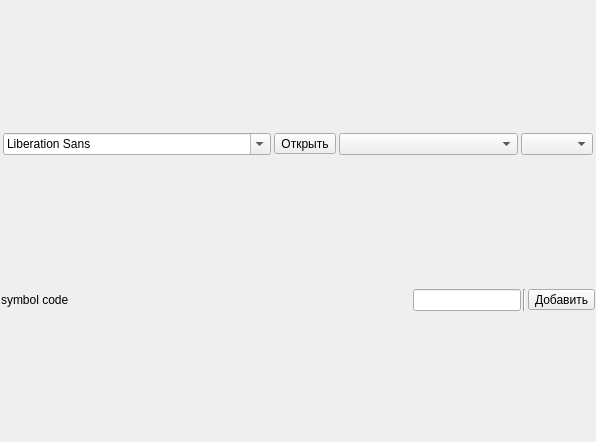
Above: ui/fontWidget.ui from Llerr/FontCreator before the change. Below: the same form after it.
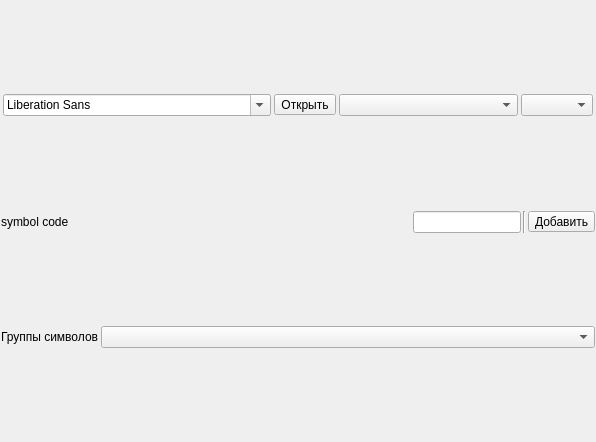
That is the form after the change. Icons and pictures are not drawn.

```diff
--- a/ui/fontWidget.ui
+++ b/ui/fontWidget.ui
@@ -79,8 +79,8 @@
        </property>
        <property name="iconSize">
         <size>
-         <width>18</width>
-         <height>18</height>
+         <width>19</width>
+         <height>19</height>
         </size>
        </property>
       </widget>
@@ -169,14 +169,35 @@
        </property>
        <property name="iconSize">
         <size>
-         <width>18</width>
-         <height>18</height>
+         <width>19</width>
+         <height>19</height>
         </size>
        </property>
       </widget>
      </item>
     </layout>
    </item>
+   <item>
+    <layout class="QHBoxLayout" name="horizontalLayout_5">
+     <item>
+      <widget class="QLabel" name="label">
+       <property name="text">
+        <string>Группы символов</string>
+       </property>
+      </widget>
+     </item>
+     <item>
+      <widget class="QComboBox" name="cmbSymbolRanges">
+       <property name="sizePolicy">
+        <sizepolicy hsizetype="Preferred" vsizetype="Fixed">
+         <horstretch>1</horstretch>
+         <verstretch>0</verstretch>
+        </sizepolicy>
+       </property>
+      </widget>
+     </item>
+    </layout>
+   </item>
   </layout>
  </widget>
  <resources/>
```
Left out of the diff: 10 changed lines with no effect on the pictures.
